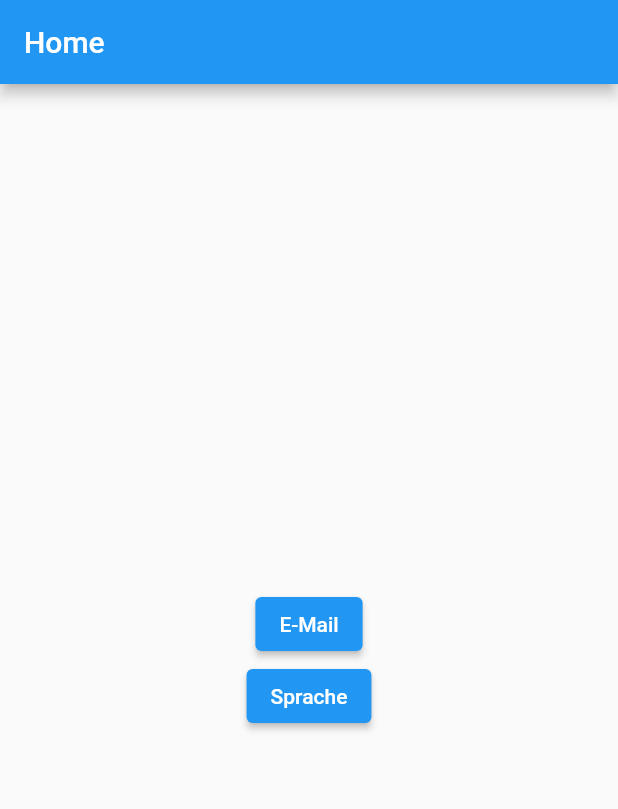
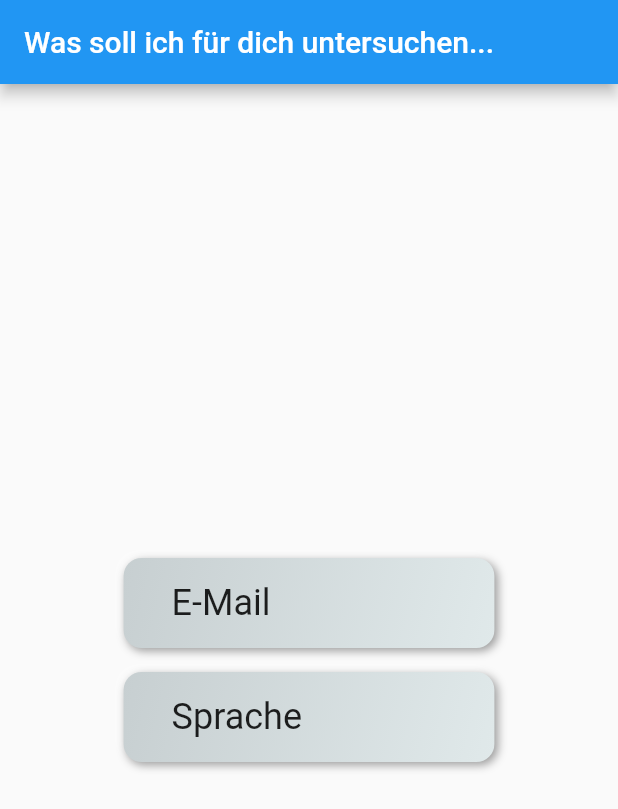
Before and after one commit to dimto13/test_intro_bodygard, a Flutter app: the screen it shows after launch, on a phone screen of 412 x 824 dp. Shown: the top 809 px of the screen. Run offline on Flutter 3.47's test engine with Material 2 defaults, Android fonts, the phone set to English and light mode, and no system bars; drawn by our look-alikes of flutter_neumorphic; our stand-ins replace audioplayers, file_picker, logger, permission_handler.

Commit message:
habe die Knöpfe schöne gemacht auf der Einstiegsseite

```diff
--- a/lib/main.dart
+++ b/lib/main.dart
@@ -6,6 +6,7 @@ import 'package:path_provider/path_provider.dart';
 import 'package:permission_handler/permission_handler.dart';
 import 'package:file_picker/file_picker.dart';
 import 'package:audioplayers/audioplayers.dart';
+import 'package:flutter_neumorphic/flutter_neumorphic.dart';
 
 final Logger _logger = Logger();
 
@@ -17,7 +18,7 @@ class MyApp extends StatelessWidget {
   @override
   Widget build(BuildContext context) {
     return MaterialApp(
-      title: "Intro app",
+      title: "Digital bodyguard",
       theme: ThemeData(
         primarySwatch: Colors.blue,
       ),
@@ -32,29 +33,57 @@ class HomePage extends StatelessWidget {
   Widget build(BuildContext context) {
     return Scaffold(
       appBar: AppBar(
-        title: const Text('Home'),
+        title: const Text('Was soll ich für dich untersuchen...'),
       ),
       body: Center(
         child: Column(
           mainAxisAlignment: MainAxisAlignment.center,
           children: [
-            ElevatedButton(
+            FractionallySizedBox(
+              widthFactor: 0.6,
+              child: NeumorphicButton(
                 onPressed: () {
                   Navigator.push(
                     context,
                     MaterialPageRoute(builder: (context) => const EmailPage()),
                   );
                 },
-              child: const Text('E-Mail'),
+                style: NeumorphicStyle(
+                  shape: NeumorphicShape.concave,
+                  boxShape:
+                      NeumorphicBoxShape.roundRect(BorderRadius.circular(12)),
                 ),
-            ElevatedButton(
+                padding:
+                    const EdgeInsets.symmetric(vertical: 16, horizontal: 32),
+                child: const Text(
+                  'E-Mail',
+                  style: TextStyle(fontSize: 24),
+                ),
+              ),
+            ),
+            const SizedBox(height: 16),
+            FractionallySizedBox(
+              widthFactor: 0.6,
+              child: NeumorphicButton(
                 onPressed: () {
                   Navigator.push(
                     context,
-                  MaterialPageRoute(builder: (context) => const LanguagePage()),
+                    MaterialPageRoute(
+                        builder: (context) => const LanguagePage()),
                   );
                 },
-              child: const Text('Sprache'),
+                style: NeumorphicStyle(
+                  shape: NeumorphicShape.concave,
+                  boxShape:
+                      NeumorphicBoxShape.roundRect(BorderRadius.circular(12)),
+                ),
+                padding:
+                    const EdgeInsets.symmetric(vertical: 16, horizontal: 32),
+                child: const Text(
+                  'Sprache',
+                  style: TextStyle(fontSize: 24),
+                ),
+              ),
             ),
           ],
         ),
@@ -108,7 +137,7 @@ class _EmailPageState extends State<EmailPage> {
   Widget build(BuildContext context) {
     return Scaffold(
       appBar: AppBar(
-        title: Text('E-Mail'),
+        title: const Text('E-Mail'),
       ),
       body: Center(
         child: Column(
@@ -116,18 +145,18 @@ class _EmailPageState extends State<EmailPage> {
           children: [
             ElevatedButton(
               onPressed: _pickFile,
-              child: Text('E-Mail auswählen'),
+              child: const Text('E-Mail auswählen'),
             ),
             if (selectedFile != null) Text(selectedFile!.path),
             ElevatedButton(
               onPressed: selectedFile != null ? _compressAndSendEmail : null,
-              child: Text('Senden'),
+              child: const Text('Senden'),
             ),
             ElevatedButton(
               onPressed: () {
                 Navigator.pop(context);
               },
-              child: Text('Abbrechen'),
+              child: const Text('Abbrechen'),
             ),
           ],
         ),
@@ -208,7 +237,7 @@ class _LanguagePageState extends State<LanguagePage> {
   Widget build(BuildContext context) {
     return Scaffold(
       appBar: AppBar(
-        title: Text('Sprache'),
+        title: const Text('Sprache'),
       ),
       body: Center(
         child: Column(
@@ -216,17 +245,17 @@ class _LanguagePageState extends State<LanguagePage> {
           children: [
             ElevatedButton(
               onPressed: isRecording ? null : _startRecording,
-              child: Text('Aufnahme starten'),
+              child: const Text('Aufnahme starten'),
             ),
             ElevatedButton(
               onPressed: isRecording ? _stopRecordingAndSend : null,
-              child: Text('Aufnahme beenden und senden'),
+              child: const Text('Aufnahme beenden und senden'),
             ),
             ElevatedButton(
               onPressed: () {
                 Navigator.pop(context);
               },
-              child: Text('Abbrechen'),
+              child: const Text('Abbrechen'),
             ),
           ],
         ),
--- a/pubspec.yaml
+++ b/pubspec.yaml
@@ -26,6 +26,7 @@ dependencies:
   permission_handler: any
   audioplayers: any
   logger: ^1.3.0
+  flutter_neumorphic: any
 
 
 dev_dependencies:
```
Lines whose indentation alone changed are shown as unchanged.
